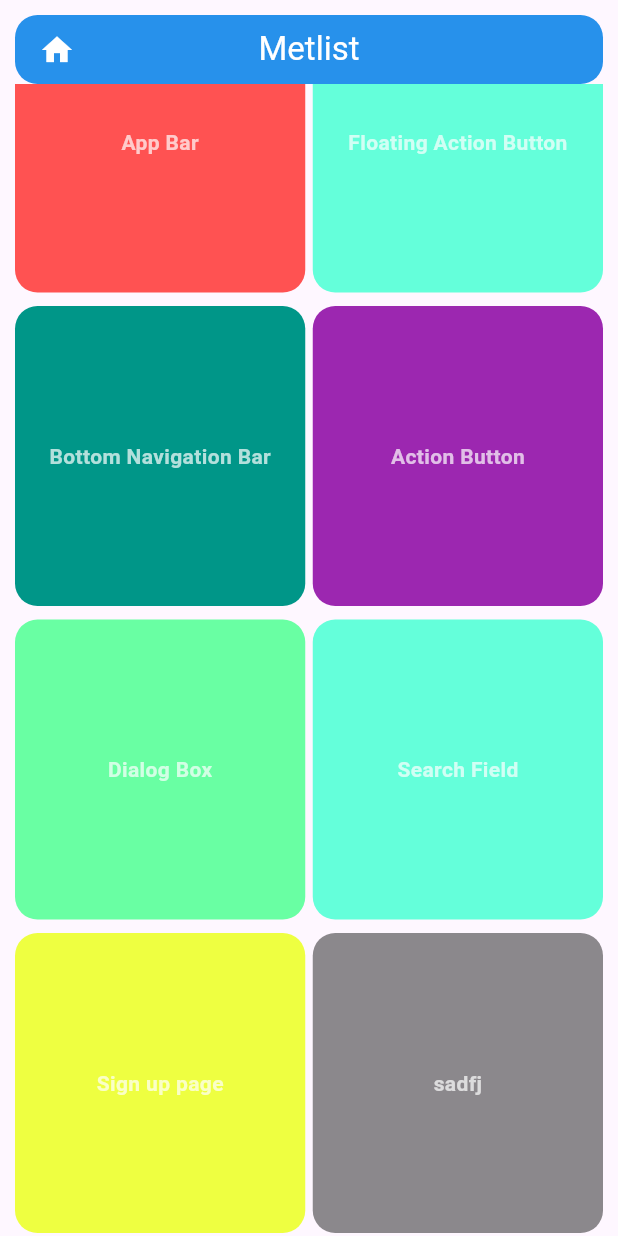
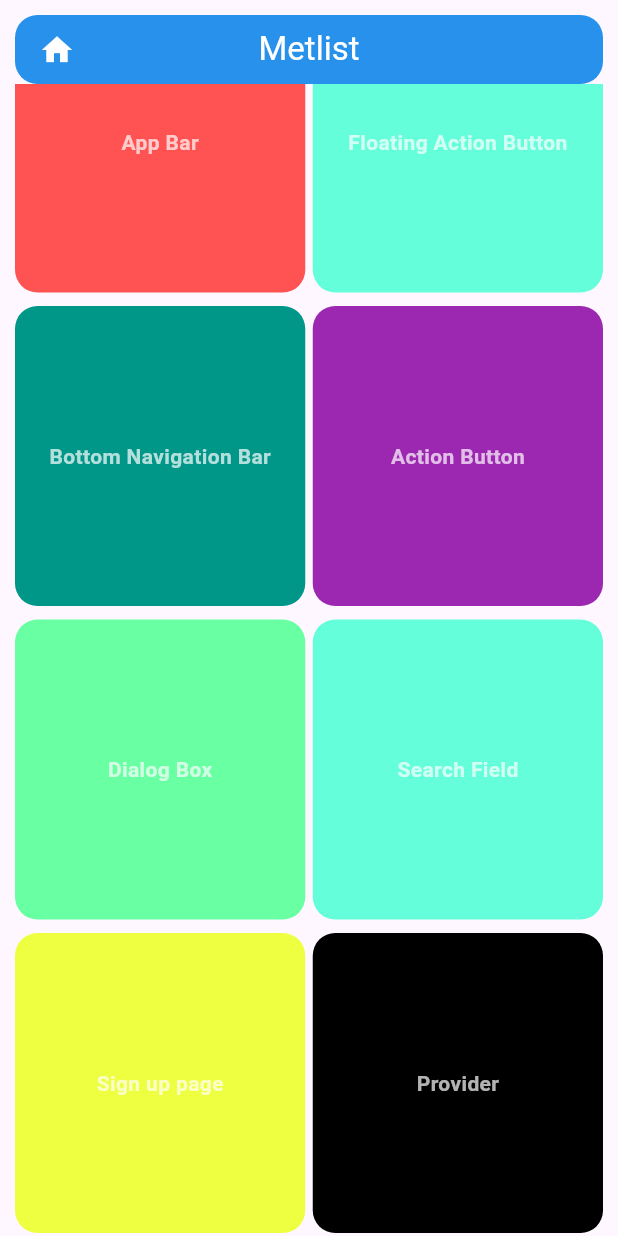
Before and after one commit to 0xWares/flut, a Flutter app: the screen it shows after launch, scrolled down 68 dp, on a phone screen of 412 x 824 dp. Run offline on Flutter 3.47's test engine with Material 3 defaults, Android fonts, the phone set to English and light mode, and no system bars.

Commit message:
hi there

```diff
--- /dev/null
+++ b/devtools_options.yaml
@@ -0,0 +1,3 @@
+description: This file stores settings for Dart & Flutter DevTools.
+documentation: https://docs.flutter.dev/tools/devtools/extensions#configure-extension-enablement-states
+extensions:
--- a/lib/dirs/search_field_widget.dart
+++ b/lib/dirs/search_field_widget.dart
@@ -9,11 +9,13 @@ class SearchFieldWidget extends StatefulWidget {
 
 class _SearchFieldWidgetState extends State<SearchFieldWidget> {
   late TextEditingController searchController;
+  @override
   void initState() {
     super.initState();
     searchController = TextEditingController();
   }
 
+  @override
   void dispose() {
     searchController.dispose();
     super.dispose();
--- a/lib/dirs/signup.dart
+++ b/lib/dirs/signup.dart
@@ -1,6 +1,8 @@
 import 'package:flutter/material.dart';
 
 class Signup extends StatelessWidget {
+  const Signup({super.key});
+
   @override
   Widget build(BuildContext context) {
     return MaterialApp(
@@ -12,6 +14,8 @@ class Signup extends StatelessWidget {
 }
 
 class SignUpPage extends StatefulWidget {
+  const SignUpPage({super.key});
+
   @override
   _SignUpPageState createState() => _SignUpPageState();
 }
--- a/lib/metlist.dart
+++ b/lib/metlist.dart
@@ -1,6 +1,8 @@
 import 'package:flut/dirs/dialog.dart';
+
 import 'package:flut/dirs/search_field_widget.dart';
 import 'package:flut/dirs/signup.dart';
+import 'package:flut/display_counter.dart';
 import 'package:flut/widgets/custom_row_widget.dart';
 
 import 'package:flutter/material.dart';
@@ -72,9 +74,9 @@ class Metlist extends StatelessWidget {
                 txt1: "Sign up page",
                 clr1: Colors.limeAccent,
                 link1: SignUpPage(),
-                txt2: "sadfj",
-                clr2: Colors.black45,
-                link2: Btmnavbar(),
+                clr2: Colors.black,
+                link2: DisplayCounterPage(),
+                txt2: "Provider",
               ),
             ],
           ),
--- a/pubspec.yaml
+++ b/pubspec.yaml
@@ -34,6 +34,7 @@ dependencies:
   # The following adds the Cupertino Icons font to your application.
   # Use with the CupertinoIcons class for iOS style icons.
   cupertino_icons: ^1.0.8
+  provider: ^6.1.4
 
 dev_dependencies:
   flutter_test:
```
Also changed, not shown: lib/dirs/providerwidgets/counter_provider.dart (added, +13 -0 lines), lib/display_counter.dart (added, +27 -0 lines), lib/main.dart (+9 -47 lines), pubspec.lock.
